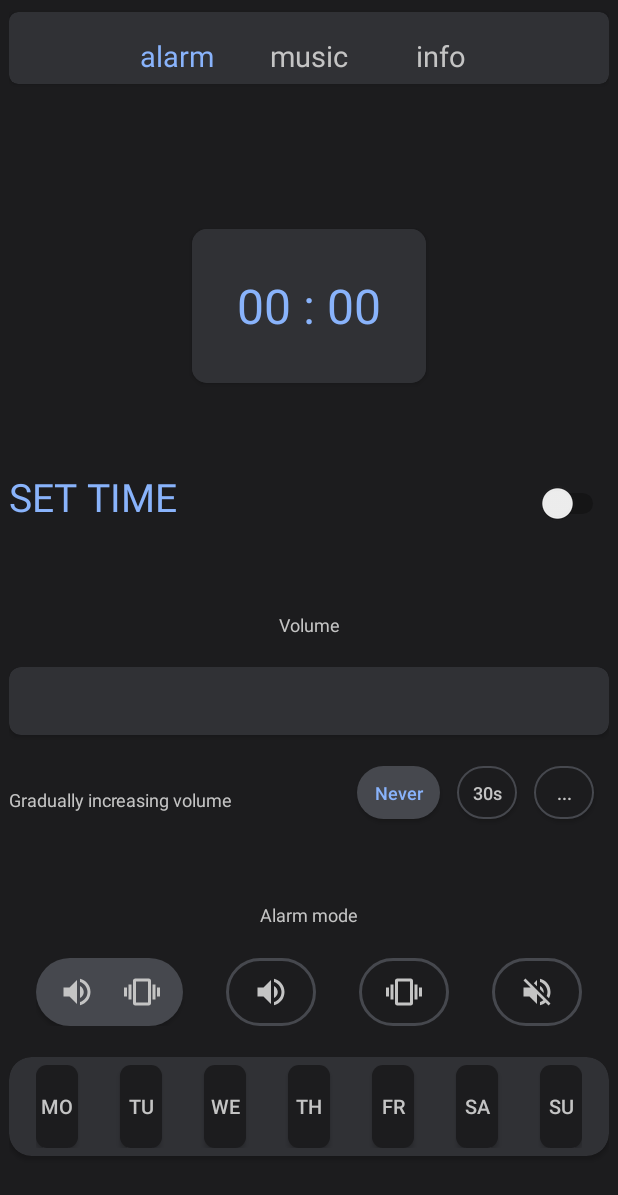
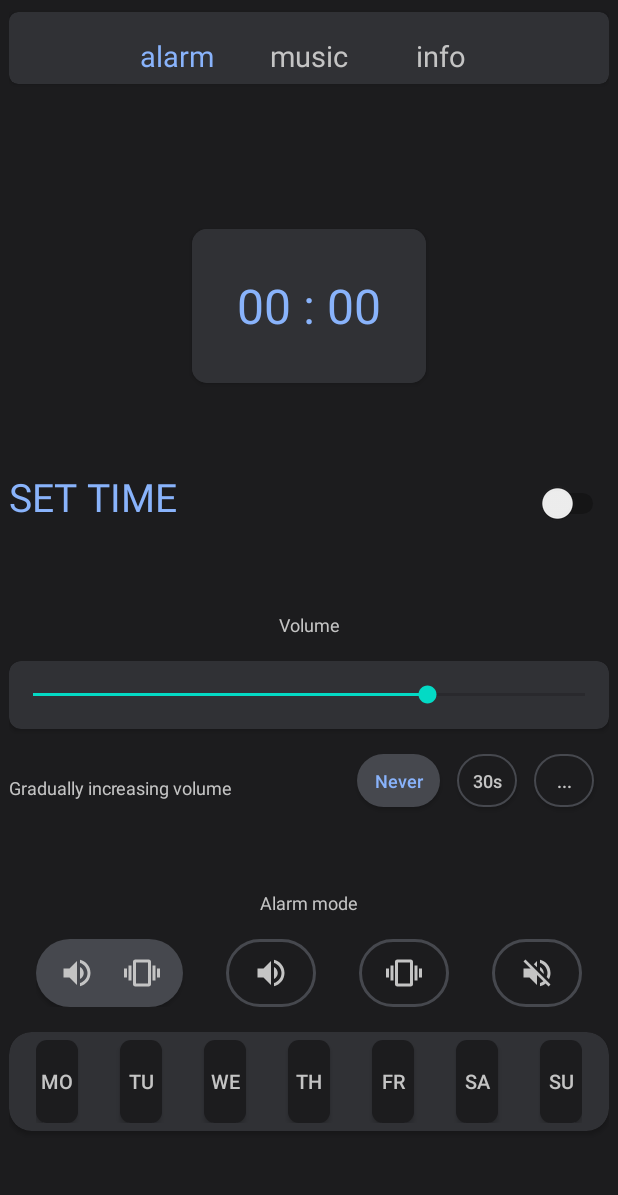
Before and after one commit to Sandora1933/Alarmus_demo, an Android app: the screen it shows after launch (AlarmActivity), on a phone screen of 412 x 824 dp. Shown: the top 1195 px of the screen. Run offline under Robolectric (Android 15) with nearby library versions, the light colour scheme and no system bars; Roboto replaces fonts that are not available here.

Commit message:
Commit 3.3.1 (seekBar correction, percents 2.5 to 2 change)

```diff
--- a/app/src/main/res/layout/activity_alarm_new.xml
+++ b/app/src/main/res/layout/activity_alarm_new.xml
@@ -187,7 +187,7 @@
             <SeekBar
                 android:id="@+id/volumeSeekBar"
                 android:layout_width="match_parent"
-                android:layout_height="0dp"
+                android:layout_height="match_parent"
                 android:paddingHorizontal="8dp" />
 
         </androidx.cardview.widget.CardView>
@@ -617,70 +617,70 @@
             android:layout_width="wrap_content"
             android:layout_height="wrap_content"
             android:orientation="horizontal"
-            app:layout_constraintGuide_percent="0.54" />
+            app:layout_constraintGuide_percent="0.535" />
 
         <androidx.constraintlayout.widget.Guideline
             android:id="@+id/guidelineVolumeSeekBarBottom"
             android:layout_width="wrap_content"
             android:layout_height="wrap_content"
             android:orientation="horizontal"
-            app:layout_constraintGuide_percent="0.595" />
+            app:layout_constraintGuide_percent="0.59" />
 
         <androidx.constraintlayout.widget.Guideline
             android:id="@+id/guidelineVolumeIncreaseModeTop"
             android:layout_width="wrap_content"
             android:layout_height="wrap_content"
             android:orientation="horizontal"
-            app:layout_constraintGuide_percent="0.62" />
+            app:layout_constraintGuide_percent="0.61" />
 
         <androidx.constraintlayout.widget.Guideline
             android:id="@+id/guidelineVolumeIncreaseModeBottom"
             android:layout_width="wrap_content"
             android:layout_height="wrap_content"
             android:orientation="horizontal"
-            app:layout_constraintGuide_percent="0.675" />
+            app:layout_constraintGuide_percent="0.665" />
 
         <androidx.constraintlayout.widget.Guideline
             android:id="@+id/guidelineAlarmModeTextTop"
             android:layout_width="wrap_content"
             android:layout_height="wrap_content"
             android:orientation="horizontal"
-            app:layout_constraintGuide_percent="0.73" />
+            app:layout_constraintGuide_percent="0.72" />
 
         <androidx.constraintlayout.widget.Guideline
             android:id="@+id/guidelineAlarmModeTextBottom"
             android:layout_width="wrap_content"
             android:layout_height="wrap_content"
             android:orientation="horizontal"
-            app:layout_constraintGuide_percent="0.75" />
+            app:layout_constraintGuide_percent="0.74" />
 
         <androidx.constraintlayout.widget.Guideline
             android:id="@+id/guidelineAlarmModeListTop"
             android:layout_width="wrap_content"
             android:layout_height="wrap_content"
             android:orientation="horizontal"
-            app:layout_constraintGuide_percent="0.775" />
+            app:layout_constraintGuide_percent="0.76" />
 
         <androidx.constraintlayout.widget.Guideline
             android:id="@+id/guidelineAlarmModeListBottom"
             android:layout_width="wrap_content"
             android:layout_height="wrap_content"
             android:orientation="horizontal"
-            app:layout_constraintGuide_percent="0.83" />
+            app:layout_constraintGuide_percent="0.815" />
 
         <androidx.constraintlayout.widget.Guideline
             android:id="@+id/guidelineAlarmDaysListTop"
             android:layout_width="wrap_content"
             android:layout_height="wrap_content"
             android:orientation="horizontal"
-            app:layout_constraintGuide_percent="0.855" />
+            app:layout_constraintGuide_percent="0.835" />
 
         <androidx.constraintlayout.widget.Guideline
             android:id="@+id/guidelineAlarmDaysListBottom"
             android:layout_width="wrap_content"
             android:layout_height="wrap_content"
             android:orientation="horizontal"
-            app:layout_constraintGuide_percent="0.935" />
+            app:layout_constraintGuide_percent="0.915" />
 
     </androidx.constraintlayout.widget.ConstraintLayout>
 
```
